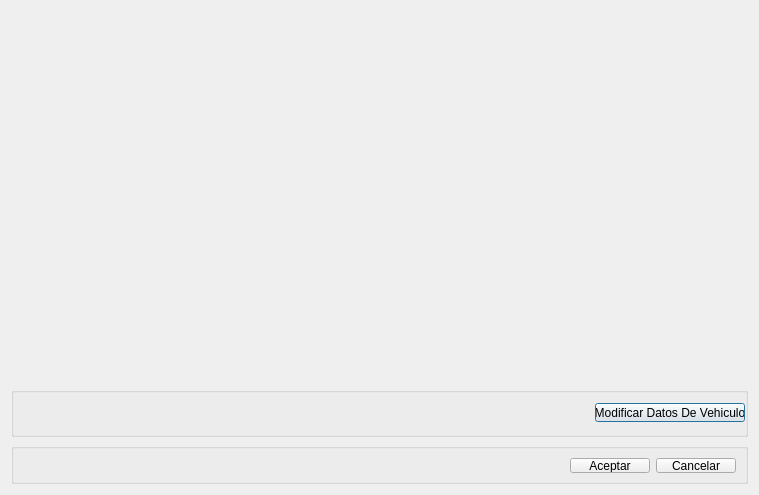
This is src/ui/DialogMostrarLosVehiculosParaModificar.ui in guilleurrutia10/division-transporte as Qt 5 draws it before an edit. The edited form follows.
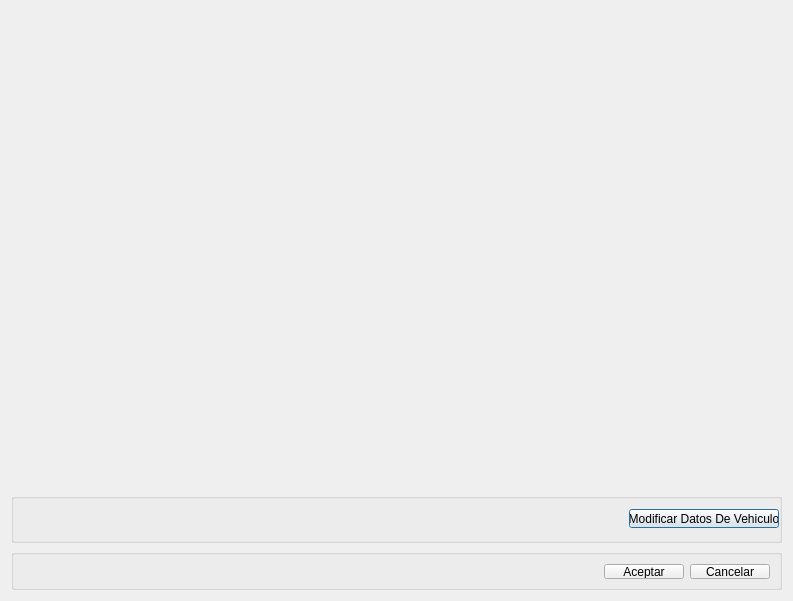
This is the edited form.

Diff of the .ui file:
```diff
--- a/src/ui/DialogMostrarLosVehiculosParaModificar.ui
+++ b/src/ui/DialogMostrarLosVehiculosParaModificar.ui
@@ -6,8 +6,8 @@
    <rect>
     <x>0</x>
     <y>0</y>
-    <width>759</width>
-    <height>495</height>
+    <width>789</width>
+    <height>597</height>
    </rect>
   </property>
   <property name="windowTitle">
@@ -15,7 +15,14 @@
   </property>
   <layout class="QVBoxLayout" name="verticalLayout">
    <item>
-    <widget class="QWidget" name="widget" native="true"/>
+    <widget class="QWidget" name="widget" native="true">
+     <property name="minimumSize">
+      <size>
+       <width>771</width>
+       <height>476</height>
+      </size>
+     </property>
+    </widget>
    </item>
    <item>
     <widget class="QGroupBox" name="groupBox">
```
